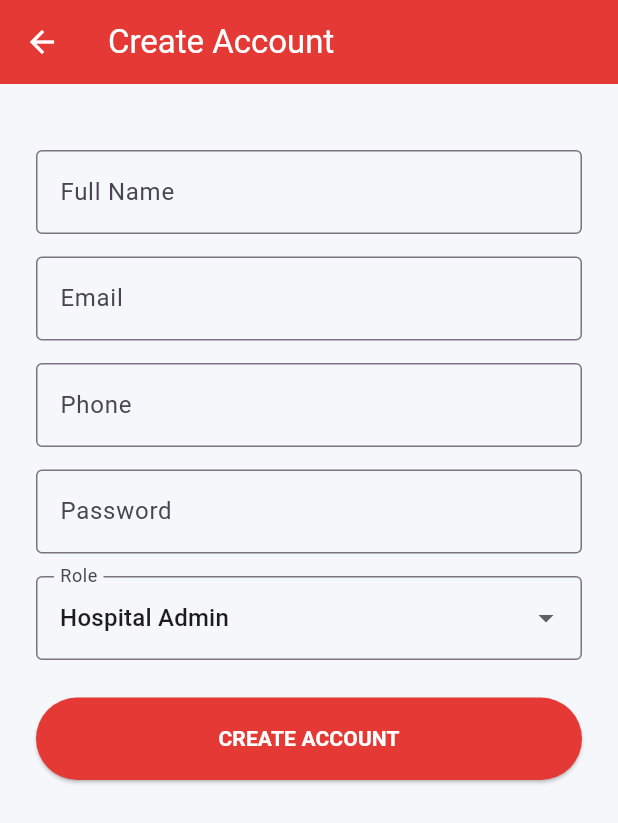
After one commit to himanshu-1629/Green-corridor-CC-HLP-, a Flutter app: the screen it shows after launch, after a tap on "Create New Account", on a phone screen of 412 x 824 dp. The commit adds this screen. Shown: the top 823 px of the screen. Run offline on Flutter 3.47's test engine with Material 3 defaults, Android fonts, the phone set to English and light mode, and no system bars; our stand-ins replace supabase_flutter; accounts and stored records are empty; network calls fail.

Commit message:
Implemented authentication and auto login

```diff
--- a/lib/main.dart
+++ b/lib/main.dart
@@ -1,7 +1,17 @@
 import 'package:flutter/material.dart';
+import 'package:supabase_flutter/supabase_flutter.dart';
+import 'screens/auth_gate.dart';
+import 'supabase_options.dart';
 import 'screens/welcome_screen.dart';
 
-void main() {
+Future<void> main() async {
+  WidgetsFlutterBinding.ensureInitialized();
+
+  await Supabase.initialize(
+    url: supabaseUrl,
+    anonKey: supabaseAnonKey,
+  );
+
   runApp(const GreenCorridorApp());
 }
 
@@ -12,7 +22,8 @@ class GreenCorridorApp extends StatelessWidget {
   Widget build(BuildContext context) {
     return MaterialApp(
       debugShowCheckedModeBanner: false,
-      home: const WelcomeScreen(),
+      title: 'Green Corridor',
+     home: const AuthGate(),
     );
   }
 }
--- /dev/null
+++ b/lib/screens/auth_gate.dart
@@ -0,0 +1,100 @@
+import 'package:flutter/material.dart';
+import 'package:supabase_flutter/supabase_flutter.dart';
+
+import 'login_screen.dart';
+import 'hospital_dashboard.dart';
+import 'driver_dashboard.dart';
+import 'super_admin_dashboard.dart';
+import 'citizen_screen.dart';
+
+class AuthGate extends StatefulWidget {
+  const AuthGate({super.key});
+
+  @override
+  State<AuthGate> createState() => _AuthGateState();
+}
+
+class _AuthGateState extends State<AuthGate> {
+  @override
+ @override
+void initState() {
+  super.initState();
+
+  WidgetsBinding.instance.addPostFrameCallback((_) {
+    checkUser();
+  });
+}
+
+  Future<void> checkUser() async {
+    final user = Supabase.instance.client.auth.currentUser;
+
+    if (user == null) {
+      goToLogin();
+      return;
+    }
+
+    try {
+      final userData = await Supabase.instance.client
+          .from('users')
+          .select()
+          .eq('id', user.id)
+          .single();
+
+      final role = userData['role'];
+
+      if (!mounted) return;
+
+      if (role == "Hospital Admin") {
+        Navigator.pushReplacement(
+          context,
+          MaterialPageRoute(
+            builder: (_) => const HospitalDashboard(),
+          ),
+        );
+      } else if (role == "Driver") {
+        Navigator.pushReplacement(
+          context,
+          MaterialPageRoute(
+            builder: (_) => const DriverDashboard(),
+          ),
+        );
+      } else if (role == "Citizen") {
+        Navigator.pushReplacement(
+          context,
+          MaterialPageRoute(
+            builder: (_) => const CitizenScreen(),
+          ),
+        );
+      } else {
+        Navigator.pushReplacement(
+          context,
+          MaterialPageRoute(
+            builder: (_) => const SuperAdminDashboard(),
+          ),
+        );
+      }
+    } catch (e) {
+      goToLogin();
+    }
+  }
+
+  void goToLogin() {
+    if (!mounted) return;
+
+    Navigator.pushReplacement(
+      context,
+      MaterialPageRoute(
+        builder: (_) => const LoginScreen(),
+      ),
+    );
+  }
+
+  @override
+  Widget build(BuildContext context) {
+    return const Scaffold(
+      body: Center(
+        child: CircularProgressIndicator(),
+      ),
+    );
+  }
+}
--- a/lib/screens/login_screen.dart
+++ b/lib/screens/login_screen.dart
@@ -3,8 +3,9 @@ import 'driver_dashboard.dart';
 import 'super_admin_dashboard.dart';
 import 'hospital_dashboard.dart';
 import 'package:flutter/material.dart';
-
-
+import 'register_screen.dart';
+import 'package:supabase_flutter/supabase_flutter.dart';
+import 'citizen_screen.dart';
 class LoginScreen extends StatefulWidget {
   const LoginScreen({super.key});
 
@@ -15,6 +16,88 @@ class LoginScreen extends StatefulWidget {
 class _LoginScreenState extends State<LoginScreen> {
   String selectedRole = "Hospital Admin";
 
+  final emailController = TextEditingController();
+  final passwordController = TextEditingController();
+
+  bool isLoading = false;
+  Future<void> loginUser() async {
+  try {
+    setState(() {
+      isLoading = true;
+    });
+
+    final response =
+        await Supabase.instance.client.auth.signInWithPassword(
+      email: emailController.text.trim(),
+      password: passwordController.text.trim(),
+    );
+
+    final userId = response.user?.id;
+
+    if (userId == null) {
+      throw Exception("Login failed");
+    }
+
+   final userData = await Supabase.instance.client
+    .from('users')
+    .select()
+    .eq('id', userId)
+    .single();
+
+
+final role = userData['role'];
+if (role != selectedRole) {
+  throw Exception(
+    "This account is registered as $role",
+  );
+}
+
+
+
+
+    if (!mounted) return;
+
+    if (role == "Hospital Admin") {
+      Navigator.pushReplacement(
+        context,
+        MaterialPageRoute(
+          builder: (_) => const HospitalDashboard(),
+        ),
+      );
+    } else if (role == "Driver") {
+      Navigator.pushReplacement(
+        context,
+        MaterialPageRoute(
+          builder: (_) => const DriverDashboard(),
+        ),
+      );
+    } else if (role == "Citizen") {
+  Navigator.pushReplacement(
+    context,
+    MaterialPageRoute(
+      builder: (_) => const CitizenScreen(),
+    ),
+  );
+}else {
+      Navigator.pushReplacement(
+        context,
+        MaterialPageRoute(
+          builder: (_) => const SuperAdminDashboard(),
+        ),
+      );
+    }
+  } catch (e) {
+    ScaffoldMessenger.of(context).showSnackBar(
+      SnackBar(
+        content: Text(e.toString()),
+      ),
+    );
+  }
+
+  setState(() {
+    isLoading = false;
+  });
+}
   @override
   Widget build(BuildContext context) {
     return Scaffold(
@@ -102,6 +185,10 @@ class _LoginScreenState extends State<LoginScreen> {
                         value: "Super Admin",
                         child: Text("Super Admin"),
                       ),
+                      DropdownMenuItem(
+                     value: "Citizen",
+                      child: Text("Citizen"),
+                        ),
                     ],
 
                     onChanged: (value) {
@@ -114,6 +201,7 @@ class _LoginScreenState extends State<LoginScreen> {
                   const SizedBox(height: 20),
 
                   TextField(
+  controller: emailController,
   decoration: InputDecoration(
                       labelText: "Email",
                       prefixIcon: const Icon(Icons.email_outlined),
@@ -127,6 +215,7 @@ class _LoginScreenState extends State<LoginScreen> {
                   const SizedBox(height: 20),
 
                   TextField(
+  controller: passwordController,
   obscureText: true,
 
                     decoration: InputDecoration(
@@ -154,48 +243,31 @@ class _LoginScreenState extends State<LoginScreen> {
                         ),
                       ),
 
+                      onPressed: isLoading ? null : loginUser,
+                      child: isLoading
+    ? const CircularProgressIndicator(
+        color: Colors.white,
+      )
+    : const Text(
+        "LOGIN",
+        style: TextStyle(
+          color: Colors.white,
+          fontWeight: FontWeight.bold,
+        ),
+      ),
+                    ),
+                  ),
+                  TextButton(
   onPressed: () {
-
-  if (selectedRole == "Hospital Admin") {
-
     Navigator.push(
       context,
       MaterialPageRoute(
-        builder: (_) =>
-            const HospitalDashboard(),
+        builder: (_) => const RegisterScreen(),
       ),
     );
-
-  } else if (selectedRole == "Driver") {
-
-    Navigator.push(
-      context,
-      MaterialPageRoute(
-        builder: (_) =>
-            const DriverDashboard(),
-      ),
-    );
-
-  } else {
-
-    Navigator.push(
-      context,
-      MaterialPageRoute(
-        builder: (_) =>
-            const SuperAdminDashboard(),
-      ),
-    );
-  }
   },
-
   child: const Text(
-                        "LOGIN",
-                        style: TextStyle(
-                          fontSize: 16,
-                          fontWeight: FontWeight.bold,
-                          color: Colors.white,
-                        ),
-                      ),
+    "Create New Account",
   ),
 ),
                 ],
--- /dev/null
+++ b/lib/screens/register_screen.dart
@@ -0,0 +1,183 @@
+import 'package:flutter/material.dart';
+import 'package:supabase_flutter/supabase_flutter.dart';
+
+class RegisterScreen extends StatefulWidget {
+  const RegisterScreen({super.key});
+
+  @override
+  State<RegisterScreen> createState() => _RegisterScreenState();
+}
+
+class _RegisterScreenState extends State<RegisterScreen> {
+  final nameController = TextEditingController();
+  final emailController = TextEditingController();
+  final phoneController = TextEditingController();
+  final passwordController = TextEditingController();
+
+  String selectedRole = "Hospital Admin";
+
+  bool isLoading = false;
+
+  Future<void> registerUser() async {
+    try {
+      setState(() {
+        isLoading = true;
+      });
+
+      final authResponse =
+          await Supabase.instance.client.auth.signUp(
+        email: emailController.text.trim(),
+        password: passwordController.text.trim(),
+      );
+
+      final userId = authResponse.user?.id;
+
+      if (userId == null) {
+        throw Exception("Signup failed");
+      }
+
+      await Supabase.instance.client.from('users').insert({
+        'id': userId,
+        'name': nameController.text.trim(),
+        'email': emailController.text.trim(),
+        'phone': phoneController.text.trim(),
+        'role': selectedRole,
+      });
+
+      if (mounted) {
+        ScaffoldMessenger.of(context).showSnackBar(
+          const SnackBar(
+            content: Text("Account Created Successfully"),
+          ),
+        );
+
+        Navigator.pop(context);
+      }
+    } catch (e) {
+      ScaffoldMessenger.of(context).showSnackBar(
+        SnackBar(
+          content: Text(e.toString()),
+        ),
+      );
+    }
+
+    setState(() {
+      isLoading = false;
+    });
+  }
+
+  @override
+  Widget build(BuildContext context) {
+    return Scaffold(
+      backgroundColor: const Color(0xFFF5F7FA),
+
+      appBar: AppBar(
+        title: const Text("Create Account"),
+        backgroundColor: const Color(0xFFE53935),
+        foregroundColor: Colors.white,
+      ),
+
+      body: SingleChildScrollView(
+        padding: const EdgeInsets.all(24),
+
+        child: Column(
+          children: [
+            const SizedBox(height: 20),
+
+            TextField(
+              controller: nameController,
+              decoration: const InputDecoration(
+                labelText: "Full Name",
+                border: OutlineInputBorder(),
+              ),
+            ),
+
+            const SizedBox(height: 15),
+
+            TextField(
+              controller: emailController,
+              decoration: const InputDecoration(
+                labelText: "Email",
+                border: OutlineInputBorder(),
+              ),
+            ),
+
+            const SizedBox(height: 15),
+
+            TextField(
+              controller: phoneController,
+              decoration: const InputDecoration(
+                labelText: "Phone",
+                border: OutlineInputBorder(),
+              ),
+            ),
+
+            const SizedBox(height: 15),
+
+            TextField(
+              controller: passwordController,
+              obscureText: true,
+              decoration: const InputDecoration(
+                labelText: "Password",
+                border: OutlineInputBorder(),
+              ),
+            ),
+
+            const SizedBox(height: 15),
+
+            DropdownButtonFormField(
+              value: selectedRole,
+              decoration: const InputDecoration(
+                labelText: "Role",
+                border: OutlineInputBorder(),
+              ),
+              items: const [
+                DropdownMenuItem(
+                  value: "Hospital Admin",
+                  child: Text("Hospital Admin"),
+                ),
+                DropdownMenuItem(
+                  value: "Driver",
+                  child: Text("Driver"),
+                ),
+                DropdownMenuItem(
+                  value: "Citizen",
+                  child: Text("Citizen"),
+                ),
+              ],
+              onChanged: (value) {
+                setState(() {
+                  selectedRole = value!;
+                });
+              },
+            ),
+
+            const SizedBox(height: 25),
+
+            SizedBox(
+              width: double.infinity,
+              height: 55,
+              child: ElevatedButton(
+                onPressed: isLoading ? null : registerUser,
+                style: ElevatedButton.styleFrom(
+                  backgroundColor: const Color(0xFFE53935),
+                ),
+                child: isLoading
+                    ? const CircularProgressIndicator(
+                        color: Colors.white,
+                      )
+                    : const Text(
+                        "CREATE ACCOUNT",
+                        style: TextStyle(
+                          color: Colors.white,
+                          fontWeight: FontWeight.bold,
+                        ),
+                      ),
+              ),
+            ),
+          ],
+        ),
+      ),
+    );
+  }
+}
--- /dev/null
+++ b/lib/supabase_options.dart
@@ -0,0 +1,5 @@
+const String supabaseUrl =
+    'https://uosticzspehsuzvghtrc.supabase.co';
+
+const String supabaseAnonKey =
+    'sb_publishable_5sPkSiEvkQuyi25j9ZLdew_9bI2bvDh';
--- a/pubspec.yaml
+++ b/pubspec.yaml
@@ -30,6 +30,8 @@ environment:
 dependencies:
   flutter:
     sdk: flutter
+
+  supabase_flutter: ^2.9.1
 
   # The following adds the Cupertino Icons font to your application.
   # Use with the CupertinoIcons class for iOS style icons.
```
Also changed, not shown: lib/screens/citizen_screen.dart (+25 -3 lines), lib/screens/driver_dashboard.dart (+25 -5 lines), lib/screens/hospital_dashboard.dart (+24 -10 lines), lib/screens/super_admin_dashboard.dart (+25 -5 lines), pubspec.lock, 5 other files. Lines whose indentation alone changed are shown as unchanged.
